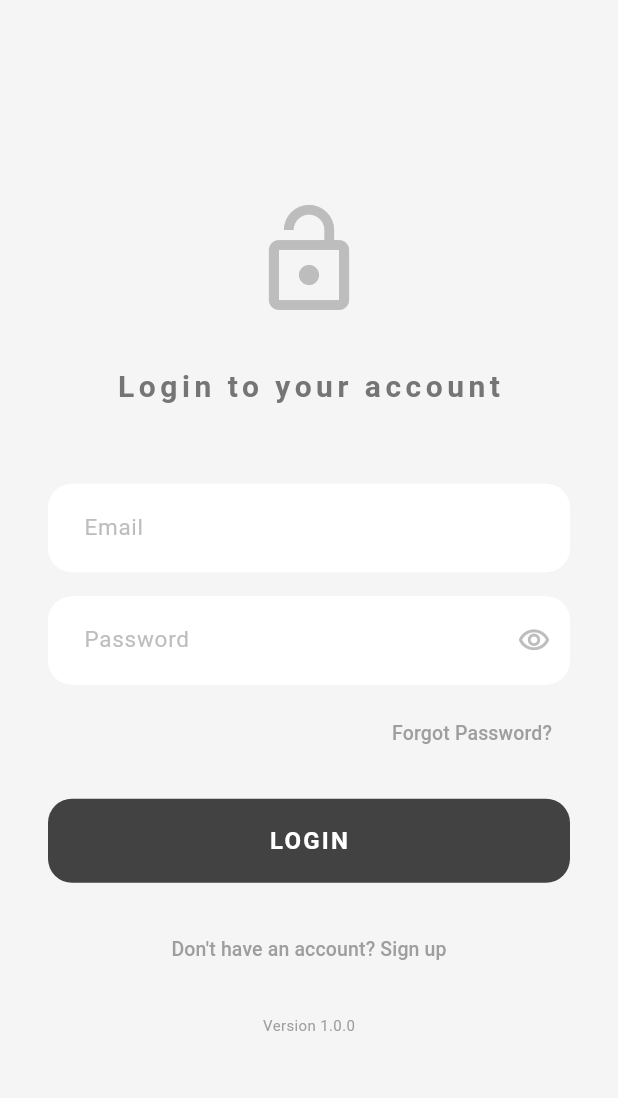
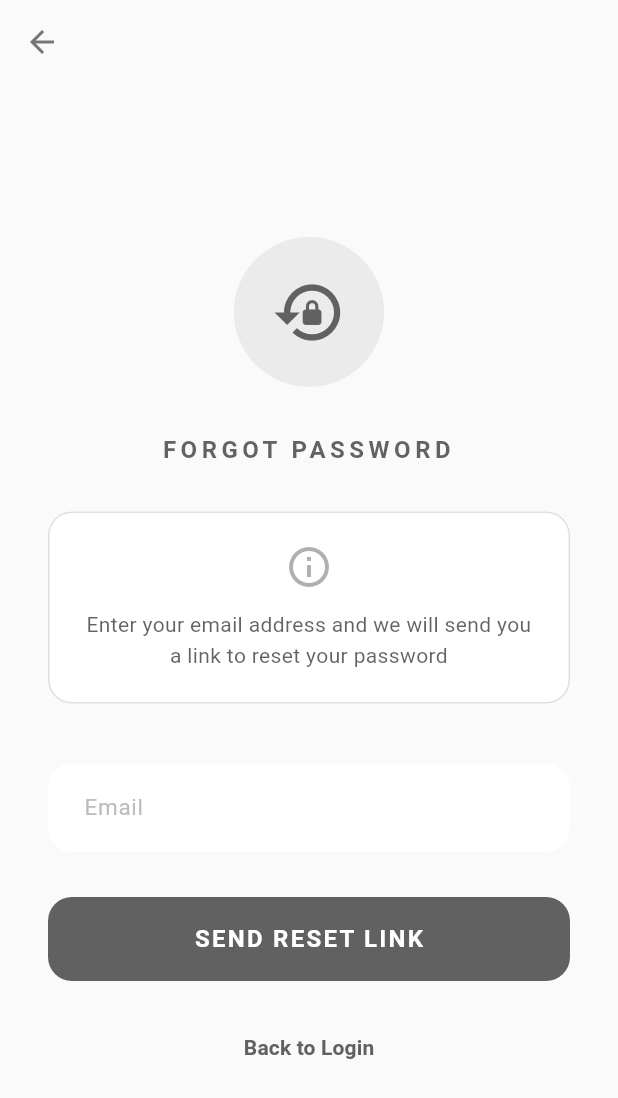
Before and after one commit to ZiadElsewedy/E-commerce-App, a Flutter app: the screen it shows after launch, after a tap on "Forgot Password?", on a phone screen of 412 x 824 dp. Shown: the top 1098 px of the screen. Run offline on Flutter 3.47's test engine with Material 3 defaults, Android fonts, the phone set to English and light mode, and no system bars; our stand-ins replace firebase_auth, firebase_core, flutter_bloc; accounts and stored records are empty.

Commit message:
Add navigation to Forgot Password page in Login Page

```diff
--- /dev/null
+++ b/ecommerceapp/lib/Features/auth/Presentation/Pages/ForgetPassPage.dart
@@ -0,0 +1,287 @@
+import 'package:ecommerceapp/Features/auth/Presentation/cubits/authCubit.dart';
+import 'package:ecommerceapp/Features/auth/Presentation/cubits/authStates.dart';
+import 'package:flutter/material.dart';
+import 'package:flutter_bloc/flutter_bloc.dart';
+import '../widgets/textfield.dart';
+import '../widgets/validation.dart';
+import '../widgets/custom_button.dart';
+
+class ForgotPasswordPage extends StatefulWidget {
+  const ForgotPasswordPage({super.key});
+
+  @override
+  State<ForgotPasswordPage> createState() => _ForgotPasswordPageState();
+}
+
+class _ForgotPasswordPageState extends State<ForgotPasswordPage> {
+  final _formKey = GlobalKey<FormState>();
+  final _emailController = TextEditingController();
+  bool _isLoading = false;
+  bool _emailSent = false;
+
+  @override
+  void dispose() {
+    _emailController.dispose();
+    super.dispose();
+  }
+
+  Future<void> _sendResetEmail() async {
+    String email = _emailController.text.trim();
+
+    if (email.isEmpty) {
+      ScaffoldMessenger.of(context).showSnackBar(
+        SnackBar(
+          content: const Text('Please enter your email'),
+          backgroundColor: Colors.red,
+          behavior: SnackBarBehavior.floating,
+        ),
+      );
+      return;
+    }
+
+    // Validate email format
+    if (_formKey.currentState?.validate() ?? false) {
+      setState(() => _isLoading = true);
+
+      final authCubit = context.read<AuthCubit>();
+      await authCubit.sendPasswordResetEmail(email);
+    }
+  }
+
+  @override
+  Widget build(BuildContext context) {
+    final theme = Theme.of(context);
+
+    return BlocListener<AuthCubit, AuthStates>(
+      listener: (context, state) {
+        if (state is AuthLoading) {
+          setState(() => _isLoading = true);
+        } else {
+          setState(() => _isLoading = false);
+        }
+
+        if (state is AuthPasswordResetSent) {
+          setState(() => _emailSent = true);
+          ScaffoldMessenger.of(context).showSnackBar(
+            SnackBar(
+              content: Text('Password reset link sent to ${state.email}'),
+              backgroundColor: Colors.green,
+              behavior: SnackBarBehavior.floating,
+              duration: const Duration(seconds: 3),
+            ),
+          );
+        } else if (state is AuthError) {
+          ScaffoldMessenger.of(context).showSnackBar(
+            SnackBar(
+              content: Text(state.errorMessage),
+              backgroundColor: Colors.red,
+              behavior: SnackBarBehavior.floating,
+            ),
+          );
+        }
+      },
+      child: Scaffold(
+        backgroundColor: theme.colorScheme.surface,
+        appBar: AppBar(
+          elevation: 0,
+          backgroundColor: Colors.transparent,
+          leading: IconButton(
+            icon: Icon(Icons.arrow_back, color: Colors.grey[600]),
+            onPressed: () => Navigator.of(context).pop(),
+          ),
+        ),
+        body: SafeArea(
+          child: Center(
+            child: SingleChildScrollView(
+              padding: const EdgeInsets.symmetric(horizontal: 32.0),
+              child: Form(
+                key: _formKey,
+                child: Column(
+                  mainAxisAlignment: MainAxisAlignment.center,
+                  children: [
+                    // Icon
+                    Container(
+                      width: 100,
+                      height: 100,
+                      decoration: BoxDecoration(
+                        color: theme.colorScheme.primary.withValues(alpha: 0.1),
+                        shape: BoxShape.circle,
+                      ),
+                      child: Icon(
+                        _emailSent ? Icons.mark_email_read : Icons.lock_reset,
+                        size: 50,
+                        color: theme.colorScheme.primary,
+                      ),
+                    ),
+
+                    const SizedBox(height: 30),
+
+                    // Title
+                    Text(
+                      _emailSent ? 'CHECK YOUR EMAIL' : 'FORGOT PASSWORD',
+                      style: TextStyle(
+                        fontSize: 16,
+                        fontWeight: FontWeight.bold,
+                        letterSpacing: 3,
+                        color: theme.colorScheme.onSurface.withValues(alpha: 0.7),
+                      ),
+                      textAlign: TextAlign.center,
+                    ),
+
+                    const SizedBox(height: 30),
+
+                    if (!_emailSent) ...[
+                      // Instructions
+                      Container(
+                        padding: const EdgeInsets.all(20),
+                        decoration: BoxDecoration(
+                          color: Colors.white,
+                          borderRadius: BorderRadius.circular(16),
+                          border: Border.all(
+                            color: theme.colorScheme.primary.withValues(alpha: 0.2),
+                            width: 1,
+                          ),
+                        ),
+                        child: Column(
+                          children: [
+                            Icon(
+                              Icons.info_outline,
+                              color: theme.colorScheme.primary.withValues(alpha: 0.5),
+                              size: 32,
+                            ),
+                            const SizedBox(height: 12),
+                            Text(
+                              'Enter your email address and we will send you a link to reset your password',
+                              style: TextStyle(
+                                fontSize: 14,
+                                color: theme.colorScheme.onSurface.withValues(alpha: 0.7),
+                                height: 1.5,
+                              ),
+                              textAlign: TextAlign.center,
+                            ),
+                          ],
+                        ),
+                      ),
+
+                      const SizedBox(height: 40),
+
+                      // Email TextField
+                      CustomTextField(
+                        controller: _emailController,
+                        hintText: 'Email',
+                        keyboardType: TextInputType.emailAddress,
+                        textInputAction: TextInputAction.done,
+                        validator: FormValidators.validateEmail,
+                        onFieldSubmitted: (_) => _sendResetEmail(),
+                      ),
+
+                      const SizedBox(height: 30),
+
+                      // Send Button
+                      CustomButton(
+                        text: 'SEND RESET LINK',
+                        onPressed: _sendResetEmail,
+                        isLoading: _isLoading,
+                        backgroundColor: theme.colorScheme.primary,
+                      ),
+
+                      const SizedBox(height: 20),
+
+                      // Back to login
+                      TextButton(
+                        onPressed: () => Navigator.of(context).pop(),
+                        child: Text(
+                          'Back to Login',
+                          style: TextStyle(
+                            color: theme.colorScheme.primary,
+                            fontSize: 14,
+                            fontWeight: FontWeight.w600,
+                          ),
+                        ),
+                      ),
+                    ] else ...[
+                      // Success state
+                      Container(
+                        padding: const EdgeInsets.all(24),
+                        decoration: BoxDecoration(
+                          color: Colors.green.shade50,
+                          borderRadius: BorderRadius.circular(16),
+                          border: Border.all(
+                            color: Colors.green.shade200,
+                            width: 1,
+                          ),
+                        ),
+                        child: Column(
+                          children: [
+                            Icon(
+                              Icons.check_circle,
+                              color: Colors.green,
+                              size: 48,
+                            ),
+                            const SizedBox(height: 16),
+                            Text(
+                              'Email Sent Successfully!',
+                              style: TextStyle(
+                                fontSize: 18,
+                                fontWeight: FontWeight.bold,
+                                color: Colors.green.shade900,
+                              ),
+                              textAlign: TextAlign.center,
+                            ),
+                            const SizedBox(height: 12),
+                            Text(
+                              'We\'ve sent a password reset link to your email. Please check your inbox and follow the instructions.',
+                              style: TextStyle(
+                                fontSize: 14,
+                                color: Colors.green.shade800,
+                                height: 1.5,
+                              ),
+                              textAlign: TextAlign.center,
+                            ),
+                            const SizedBox(height: 16),
+                            Text(
+                              'Didn\'t receive the email? Check your spam folder.',
+                              style: TextStyle(
+                                fontSize: 12,
+                                color: Colors.green.shade700,
+                              ),
+                              textAlign: TextAlign.center,
+                            ),
+                          ],
+                        ),
+                      ),
+
+                      const SizedBox(height: 30),
+
+                      // Try another email button
+                      CustomButton(
+                        text: 'TRY ANOTHER EMAIL',
+                        onPressed: () {
+                          setState(() {
+                            _emailSent = false;
+                            _emailController.clear();
+                          });
+                        },
+                        backgroundColor: Colors.white,
+                        textColor: theme.colorScheme.primary,
+                      ),
+
+                      const SizedBox(height: 16),
+
+                      // Back to login button
+                      CustomButton(
+                        text: 'BACK TO LOGIN',
+                        onPressed: () => Navigator.of(context).pop(),
+                        backgroundColor: theme.colorScheme.primary,
+                      ),
+                    ],
+                  ],
+                ),
+              ),
+            ),
+          ),
+        ),
+      ),
+    );
+  }
+}
--- a/ecommerceapp/lib/Features/auth/Presentation/Pages/Login_Page.dart
+++ b/ecommerceapp/lib/Features/auth/Presentation/Pages/Login_Page.dart
@@ -6,6 +6,7 @@ import '../widgets/textfield.dart';
 import '../widgets/validation.dart';
 import '../widgets/custom_button.dart';
 import 'Register_Page.dart';
+import 'ForgetPassPage.dart';
 
 class LoginPage extends StatefulWidget {
   const LoginPage({super.key});
@@ -121,7 +122,13 @@ class _LoginPageState extends State<LoginPage> {
                       Align(
                         alignment: Alignment.centerRight,
                         child: TextButton(
-                          onPressed: () {},
+                          onPressed: () {
+                            Navigator.of(context).push(
+                              MaterialPageRoute(
+                                builder: (context) => const ForgotPasswordPage(),
+                              ),
+                            );
+                          },
                           child: Text(
                             'Forgot Password?',
                             style: TextStyle(
```
